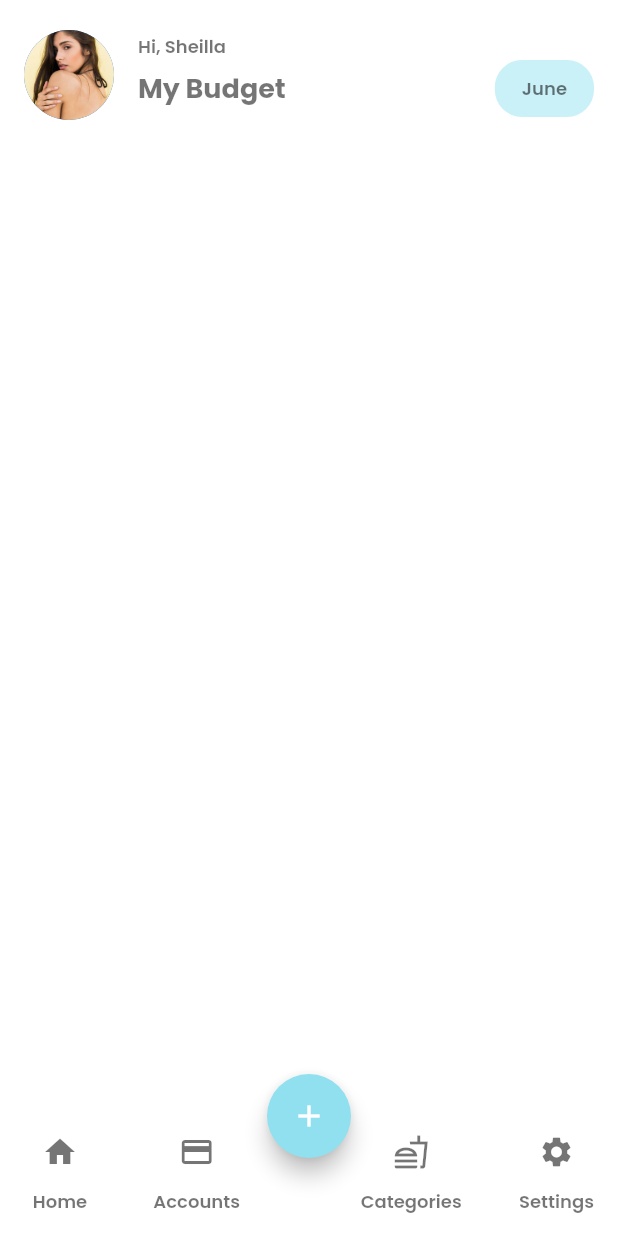
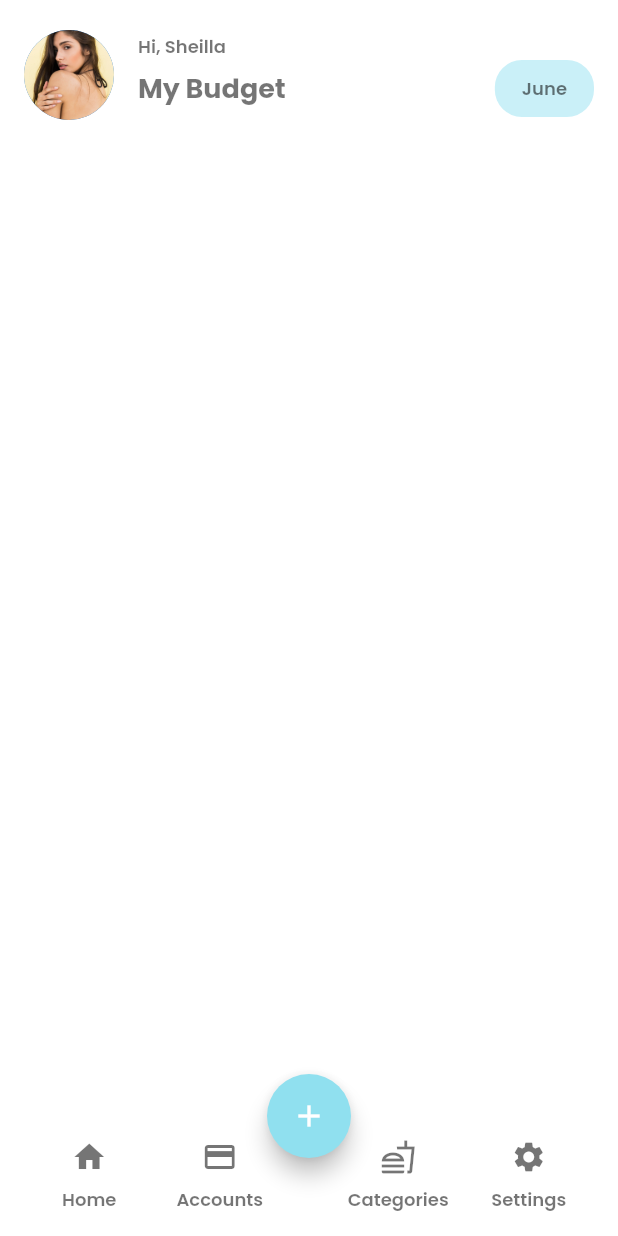
Before and after one commit to KenStarry/Budgetly, a Flutter app: the screen it shows after launch, on a phone screen of 412 x 824 dp. Run offline on Flutter 3.47's test engine with Material 2 defaults, Android fonts, the light colour scheme and no system bars; our stand-ins replace get.

Commit message:
Redesigned the Bottom App bar

```diff
--- a/lib/features/feature_main/presentation/components/bottom_app_bar_icon.dart
+++ b/lib/features/feature_main/presentation/components/bottom_app_bar_icon.dart
@@ -1,18 +1,27 @@
 import 'package:flutter/material.dart';
 import 'package:get/get.dart';
 
-Widget bottomAppBarIcon({required String title, required IconData icon}) =>
-    Column(
+Widget bottomAppBarIcon(
+        {required String title,
+        required IconData icon,
+        required VoidCallback onTap}) =>
+    InkWell(
+      borderRadius: BorderRadius.circular(16),
+      onTap: onTap,
+      child: Ink(
+        child: Column(
+          mainAxisAlignment: MainAxisAlignment.center,
           children: [
-        IconButton(
-            onPressed: () {},
-            icon: Icon(
+            Icon(
               icon,
               color: Theme.of(Get.context!).iconTheme.color,
-            )),
+            ),
+            const SizedBox(height: 8),
             Text(
               title,
               style: Theme.of(Get.context!).textTheme.bodySmall,
             )
           ],
+        ),
+      ),
     );
--- a/lib/features/feature_main/presentation/components/main_bottom_appbar.dart
+++ b/lib/features/feature_main/presentation/components/main_bottom_appbar.dart
@@ -2,7 +2,7 @@ import 'package:budgetly/features/feature_main/presentation/components/bottom_ap
 import 'package:flutter/material.dart';
 import 'package:get/get.dart';
 
-Widget mainBottomAppBar() => BottomAppBar(
+Widget mainBottomAppBar({required List<Widget> tabs}) => BottomAppBar(
       height: 80,
       elevation: 0,
       padding: const EdgeInsets.symmetric(horizontal: 16),
@@ -11,15 +11,6 @@ Widget mainBottomAppBar() => BottomAppBar(
       child: Row(
         mainAxisAlignment: MainAxisAlignment.spaceBetween,
         crossAxisAlignment: CrossAxisAlignment.center,
-    children: [
-      bottomAppBarIcon(title: "Home", icon: Icons.home),
-      bottomAppBarIcon(title: "Accounts", icon: Icons.credit_card),
-      const SizedBox(
-        width: 4,
-      ),
-      bottomAppBarIcon(
-          title: "Categories", icon: Icons.fastfood_outlined),
-      bottomAppBarIcon(title: "Settings", icon: Icons.settings),
-    ],
+        children: tabs,
       ),
     );
--- a/lib/features/feature_main/presentation/controller/main_controller.dart
+++ b/lib/features/feature_main/presentation/controller/main_controller.dart
@@ -8,5 +8,7 @@ class MainController extends GetxController {
   /// Observing Platform brightness
   var brightness = MediaQuery.of(Get.context!).platformBrightness.obs;
 
+  /// the currently selected tab
+
   bool isDarkMode() => brightness.value == Brightness.dark;
 }
--- a/lib/features/feature_main/presentation/main_screen.dart
+++ b/lib/features/feature_main/presentation/main_screen.dart
@@ -5,6 +5,8 @@ import 'package:budgetly/theme/my_colors.dart';
 import 'package:flutter/material.dart';
 import 'package:flutter/services.dart';
 import 'package:get/get.dart';
+
+import 'components/bottom_app_bar_icon.dart';
 
 class MainScreen extends StatefulWidget {
   const MainScreen({Key? key}) : super(key: key);
@@ -15,12 +17,35 @@ class MainScreen extends StatefulWidget {
 
 class _MainScreenState extends State<MainScreen> {
   late final MainController _controller;
+  late final List<Widget> _tabs;
 
   @override
   void initState() {
     super.initState();
 
     _controller = Get.find();
+    _tabs = [
+      Expanded(
+          flex: 1,
+          child:
+              bottomAppBarIcon(title: "Home", icon: Icons.home, onTap: () {})),
+      Expanded(
+        flex: 1,
+        child: bottomAppBarIcon(
+            title: "Accounts", icon: Icons.credit_card, onTap: () {}),
+      ),
+      const SizedBox(width: 32,),
+      Expanded(
+        flex: 1,
+        child: bottomAppBarIcon(
+            title: "Categories", icon: Icons.fastfood_outlined, onTap: () {}),
+      ),
+      Expanded(
+        flex: 1,
+        child: bottomAppBarIcon(
+            title: "Settings", icon: Icons.settings, onTap: () {}),
+      ),
+    ];
   }
 
   @override
@@ -32,13 +57,14 @@ class _MainScreenState extends State<MainScreen> {
                 _controller.isDarkMode() ? Brightness.light : Brightness.dark),
         child: Scaffold(
           appBar: mainAppBar(context: context, controller: _controller),
-          floatingActionButtonLocation: FloatingActionButtonLocation.centerDocked,
+          floatingActionButtonLocation:
+              FloatingActionButtonLocation.centerDocked,
           floatingActionButton: FloatingActionButton(
-            onPressed: (){},
+            onPressed: () {},
             backgroundColor: MyColors.lightColors['accent_4'],
             child: const Icon(Icons.add),
           ),
-          bottomNavigationBar: mainBottomAppBar(),
+          bottomNavigationBar: mainBottomAppBar(tabs: _tabs),
         ));
   }
 }
```
Lines whose indentation alone changed are shown as unchanged.
